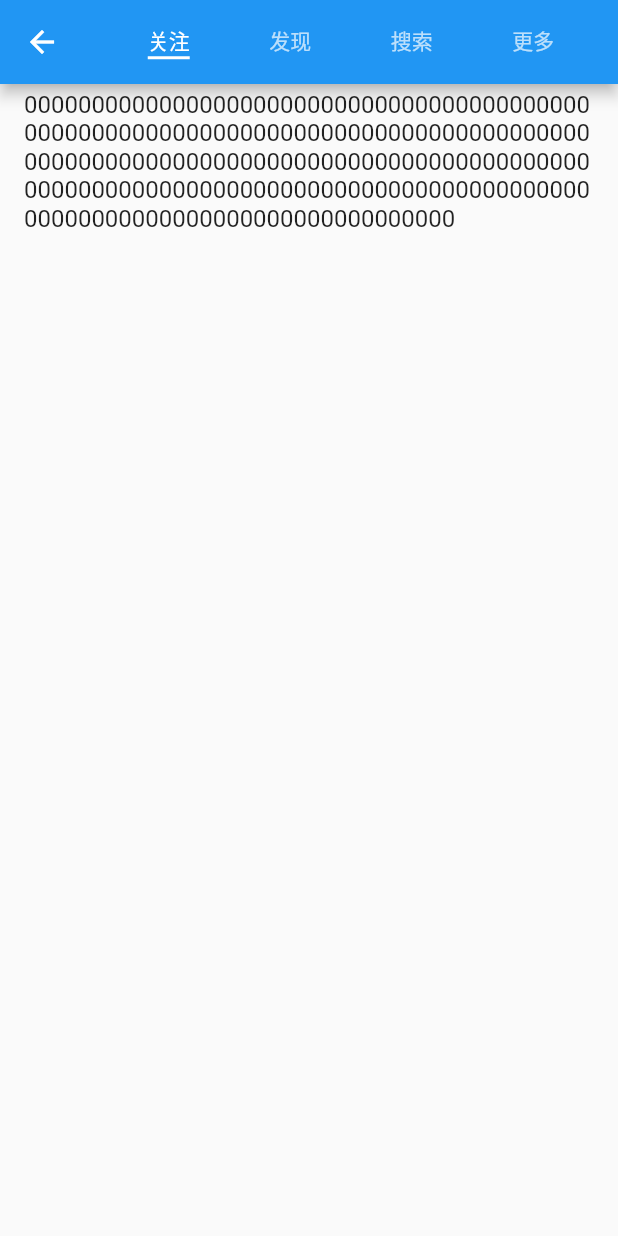
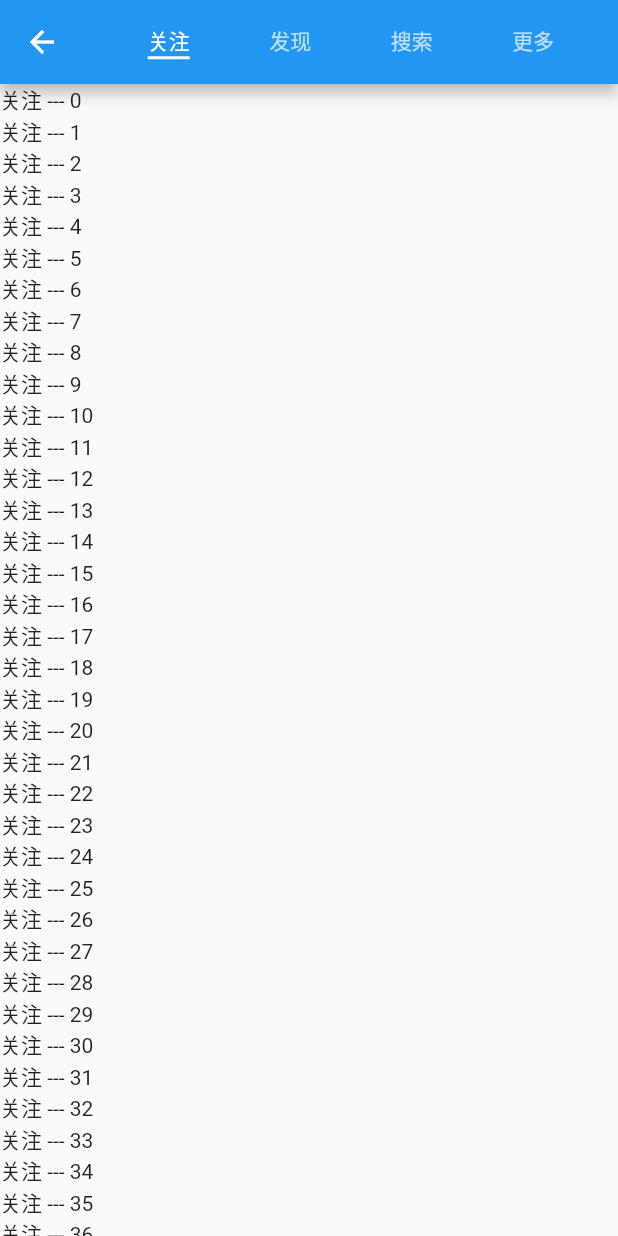
Before and after one commit to D-cocoa/flutter, a Flutter app: the TabBarControllerpage screen opened directly, on a phone screen of 412 x 824 dp. Run offline on Flutter 3.47's test engine with Material 2 defaults, Android fonts, the light colour scheme and no system bars; our stand-ins replace date_format, flutter_swiper_null_safety; network calls fail.

Commit message:
2021.8.15.20：00

```diff
--- /dev/null
+++ b/navigator/lib/tabs/contentPage.dart
@@ -0,0 +1,28 @@
+import 'package:flutter/material.dart';
+
+
+class contentPage extends StatefulWidget {
+  //实际开发可能传入字典，数组
+   final String title;
+
+  const contentPage(this.title,{ Key? key}) : super(key: key);
+
+  @override
+  _contentPageState createState() => _contentPageState();
+}
+
+// ignore: camel_case_types
+class _contentPageState extends State<contentPage> with AutomaticKeepAliveClientMixin {
+  @override
+
+  Widget build(BuildContext context) {
+    return Scaffold(
+      body: ListView.builder(
+        itemBuilder: (build, index) {
+      return Text("${widget.title} --- $index");
+    }));
+  }
+  @override
+  // TODO: implement wantKeepAlive  记忆浏览位置with AutomaticKeepAliveClientMixin
+  bool get wantKeepAlive => true;
+}
--- a/navigator/lib/tabs/tabControler.dart
+++ b/navigator/lib/tabs/tabControler.dart
@@ -1,13 +1,17 @@
 import 'package:flutter/material.dart';
+import 'contentPage.dart';
 class TabBarControllerpage extends StatefulWidget {
   const TabBarControllerpage({ Key? key }) : super(key: key);
 
   @override
   _TabBarControllerpageState createState() => _TabBarControllerpageState();
 }
+//with SingleTickerProviderStateMixin
 class _TabBarControllerpageState extends State<TabBarControllerpage> with SingleTickerProviderStateMixin{
   late TabController _tabC;
   int _index = 0 ;
+  List _tabTitleArray = ['关注','发现','搜索','更多'];
+
   @override
   void dispose() {//生命周期函数，销毁
     // TODO: implement dispose
@@ -16,53 +20,50 @@ class _TabBarControllerpageState extends State<TabBarControllerpage> with Single
   }
   @override
   void initState() {
+    _tabC = new TabController(length:_tabTitleArray.length, vsync: this,initialIndex: _index) ;
     super.initState();
-    _tabC = new TabController(length: 4, vsync: this,initialIndex: _index) ;
+
 
     _tabC.addListener(() {
-      print('监听变化--${_tabC.indexIsChanging}--${_tabC.offset}');
+
       //改变状态需要用这个方法
       setState(() {
         _index = _tabC.index;
       });
+      print('监听变化--${_tabC.indexIsChanging}--${_tabC.offset}==$_index');
     });
+  }//初始化 _tabController
 
-
-  }//初始化 _tabController
   @override
   Widget build(BuildContext context) {
     return  Scaffold(
       appBar: AppBar(
              title:TabBar(
                controller:  this._tabC,
-               tabs:[Text('关注'),Text('发现'),Text('搜索'),Text('更多')],
+               tabs:_tabTitleArray.map((e){return Text(e);}).toList(),
                //isScrollable: true,//是否滑动
                indicatorSize: TabBarIndicatorSize.label,//下方颜色条的大小
                ),
-              // Row(
-              //  children: [
-              //    Expanded(
-              //      child: TabBar(tabs:citySite,isScrollable: true))
-              //  ], ),
-                   ),
-       body: TabBarView(
+              ),
+              body: TabBarView(
          controller: this._tabC,
-         children: [
-           ListView(
-           children: [ListTile(title:Text(_tabC.index.toString()*200))],
-         ),
-         ListView(
-           children: [ListTile(title:Text(_tabC.index.toString()*200),)],
-         ),
-         ListView(
-           children: [ListTile(title:Text(_tabC.index.toString()*200))],
-         ),
-         ListView(
-           children: [ListTile(title:Text(_tabC.index.toString()*200),)],
+         children: createSameContentPages(_tabTitleArray),
          ),
 
-         ]
-         ),
+
     );
   }
+
+ List<Widget> createSameContentPages(List tabList) {
+    List<Widget> desList = [];
+    for (int i = 0; i < tabList.length; i++) {
+      //contentPage创建新的widget
+      desList.add(contentPage(tabList[i]));
+    }
+    return desList;
+  }
+
+
+
+
 }
```
Also changed, not shown: navigator/lib/pages/cityDescription.dart (added, +44 -0 lines), navigator/lib/pages/homePage.dart (+66 -3 lines), navigator/lib/pages/minePage.dart (+28 -6 lines), navigator/lib/pages/secondPage.dart (+39 -40 lines), navigator/lib/pages/thirdPage.dart (+8 -35 lines), navigator/lib/tabs/tabs.dart (+10 -15 lines), navigator/lib/users/finish.dart (+16 -18 lines), navigator/lib/users/phoneRegister.dart (+15 -13 lines), navigator/lib/users/register.dart (+20 -14 lines).
